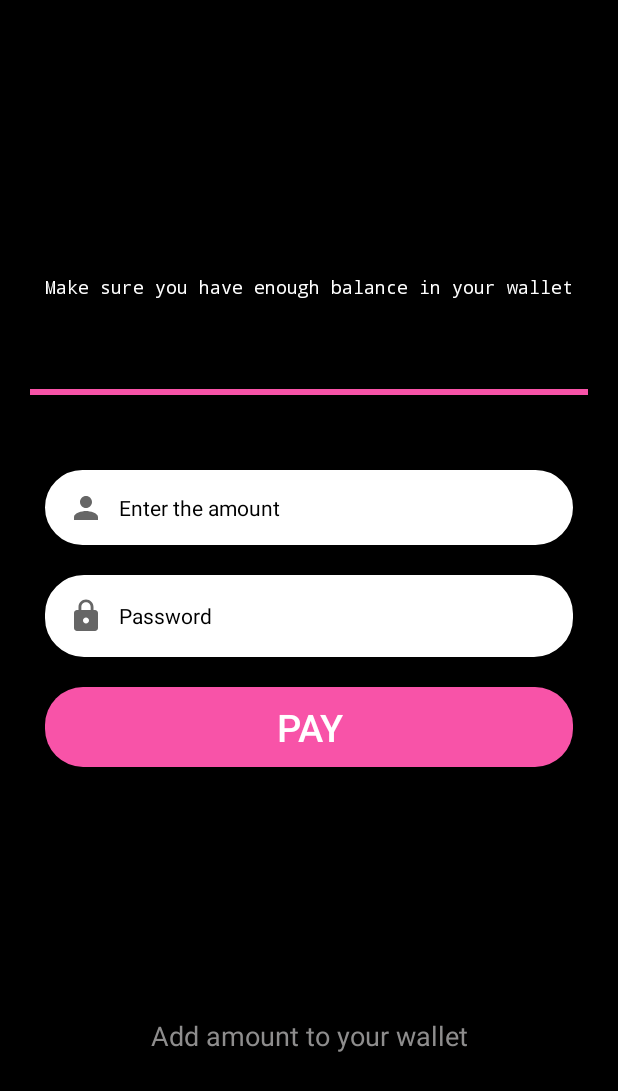
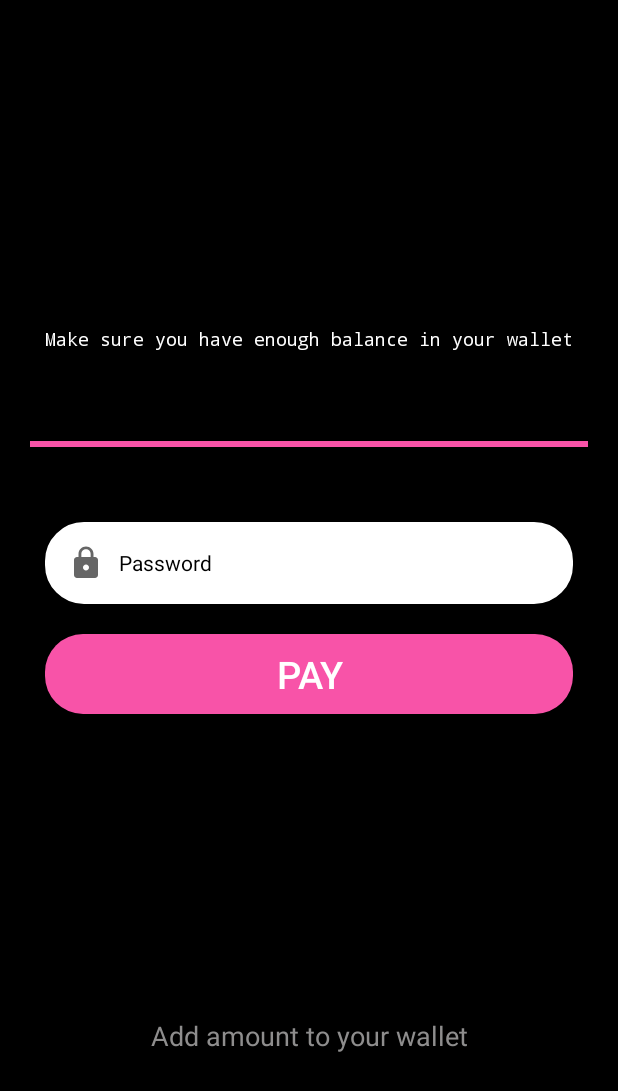
Before and after one commit to harshithap99/Amrita_FeePayment, an Android app: the verification screen opened directly, with no data from a screen before it, on a phone screen of 412 x 824 dp. Shown: the top 1091 px of the screen. Run offline under Robolectric (Android 15) with nearby library versions, the light colour scheme and no system bars; Roboto replaces fonts that are not available here.

Commit message:
small change

```diff
--- a/app/src/main/res/layout/payment.xml
+++ b/app/src/main/res/layout/payment.xml
@@ -47,25 +47,6 @@
             android:layout_gravity="center"
             android:layout_marginBottom="40dp"
             android:background="#F853A8" />
-
-        <EditText
-            android:id="@+id/email"
-            android:layout_width="match_parent"
-            android:layout_height="50dp"
-            android:layout_margin="10dp"
-            android:layout_marginLeft="0dp"
-            android:layout_marginTop="0dp"
-            android:layout_marginRight="0dp"
-            android:layout_marginBottom="0dp"
-            android:background="@drawable/shapeemail"
-            android:drawableLeft="@drawable/ic_baseline_person_24"
-            android:drawablePadding="10dp"
-            android:hint="Enter the amount"
-            android:padding="15dp"
-            android:textColor="@android:color/black"
-            android:textColorHighlight="@android:color/black"
-            android:textColorHint="@android:color/black"
-            android:textSize="14sp" />
 
         <EditText
             android:id="@+id/password"
```
